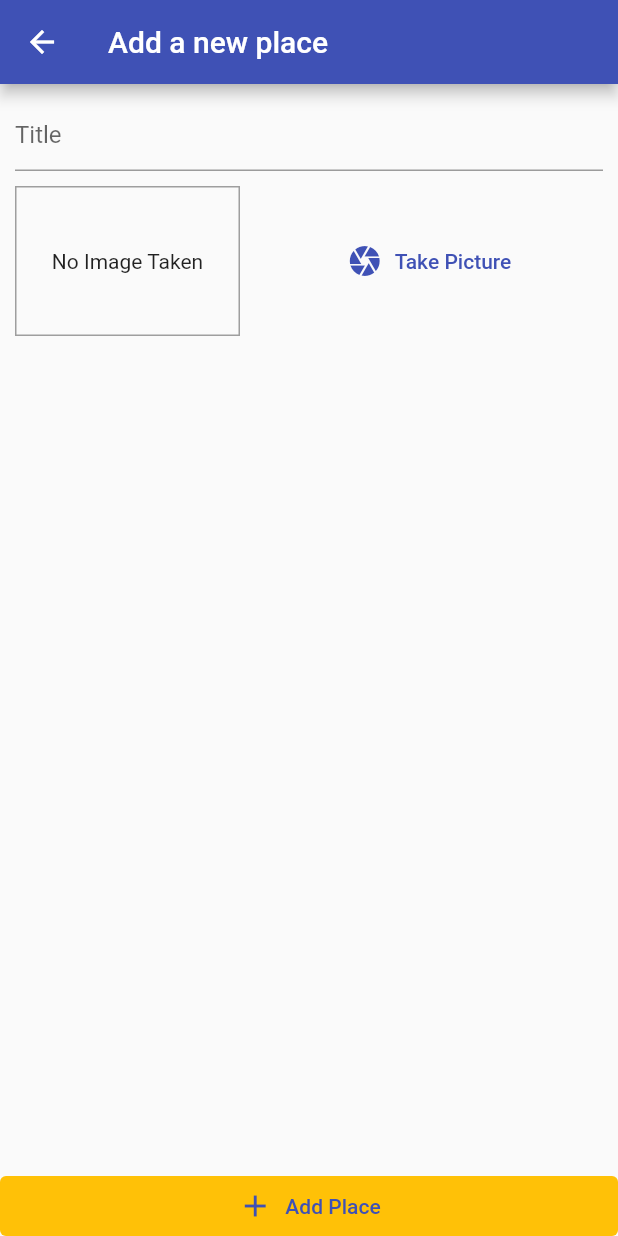
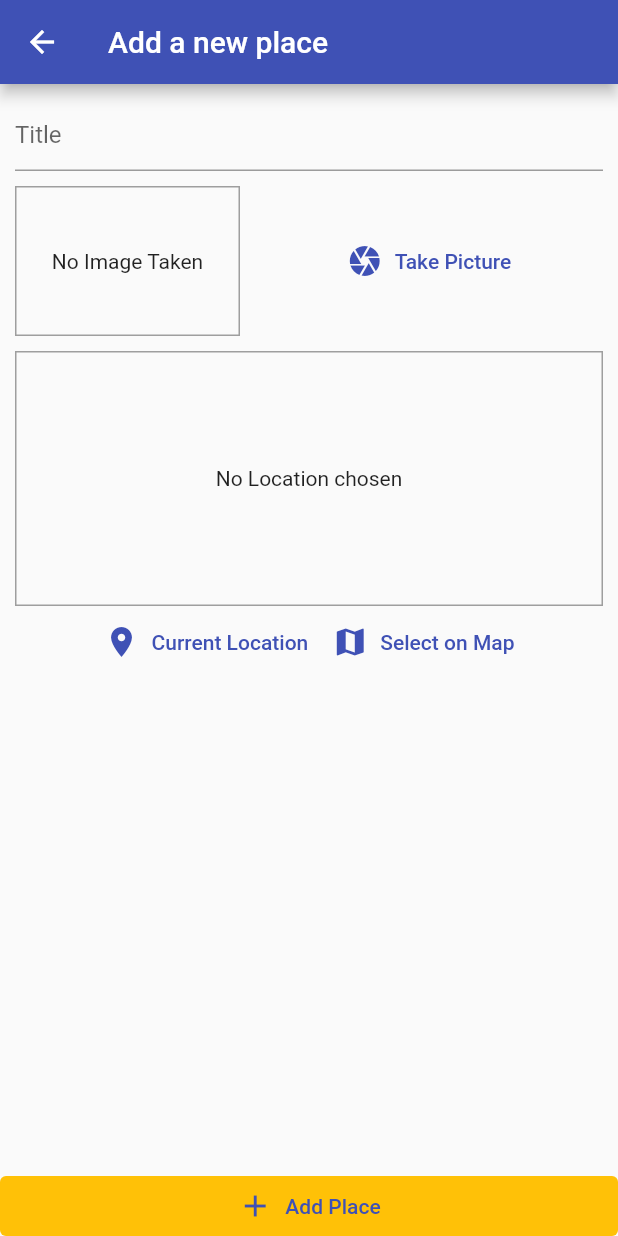
Before and after one commit to soulandbone/great_places, a Flutter app: the AddPlaceScreen screen opened by its route, on a phone screen of 412 x 824 dp. Run offline on Flutter 3.47's test engine with Material 2 defaults, Android fonts, the phone set to English and light mode, and no system bars; our stand-ins replace image_picker, sqflite; accounts and stored records are empty.

Commit message:
Location package added, and location input widget to display the location

```diff
--- a/lib/screens/add_place_screen.dart
+++ b/lib/screens/add_place_screen.dart
@@ -1,5 +1,6 @@
 import 'package:flutter/material.dart';
 import 'package:great_places/providers/great_places_provider.dart';
+import 'package:great_places/widgets/location_input_widget.dart';
 import 'package:provider/provider.dart';
 import 'dart:io';
 
@@ -44,7 +45,11 @@ class _AddPlaceScreenState extends State<AddPlaceScreen> {
                 const SizedBox(
                   height: 10,
                 ),
-                ImageInput(_pickImage)
+                ImageInput(_pickImage),
+                const SizedBox(
+                  height: 10,
+                ),
+                LocationInput(),
               ],
             ),
           ),
--- /dev/null
+++ b/lib/widgets/location_input_widget.dart
@@ -0,0 +1,49 @@
+import 'package:flutter/material.dart';
+
+class LocationInput extends StatefulWidget {
+  @override
+  State<LocationInput> createState() => _LocationInputState();
+}
+
+class _LocationInputState extends State<LocationInput> {
+  String? _previewImageUrl;
+
+  @override
+  Widget build(BuildContext context) {
+    return Column(
+      children: [
+        Container(
+            alignment: Alignment.center,
+            width: double.infinity,
+            height: 170,
+            decoration:
+                BoxDecoration(border: Border.all(color: Colors.grey, width: 1)),
+            child: _previewImageUrl == null
+                ? const Text(
+                    'No Location chosen',
+                    textAlign: TextAlign.center,
+                  )
+                : Image.network(
+                    _previewImageUrl!,
+                    fit: BoxFit.cover,
+                    width: double.infinity,
+                  )),
+        Row(
+          mainAxisAlignment: MainAxisAlignment.center,
+          children: [
+            TextButton.icon(
+              onPressed: (() {}),
+              icon: const Icon(Icons.location_on),
+              label: const Text('Current Location'),
+            ),
+            TextButton.icon(
+              onPressed: (() {}),
+              icon: const Icon(Icons.map),
+              label: const Text('Select on Map'),
+            )
+          ],
+        ),
+      ],
+    );
+  }
+}
--- a/pubspec.yaml
+++ b/pubspec.yaml
@@ -36,6 +36,7 @@ dependencies:
   path_provider: ^2.0.10
   path: ^1.8.2
   sqflite: ^2.2.1
+  location: ^4.3.0
 
 
   # The following adds the Cupertino Icons font to your application.
```
Also changed, not shown: pubspec.lock, 1 other file.
